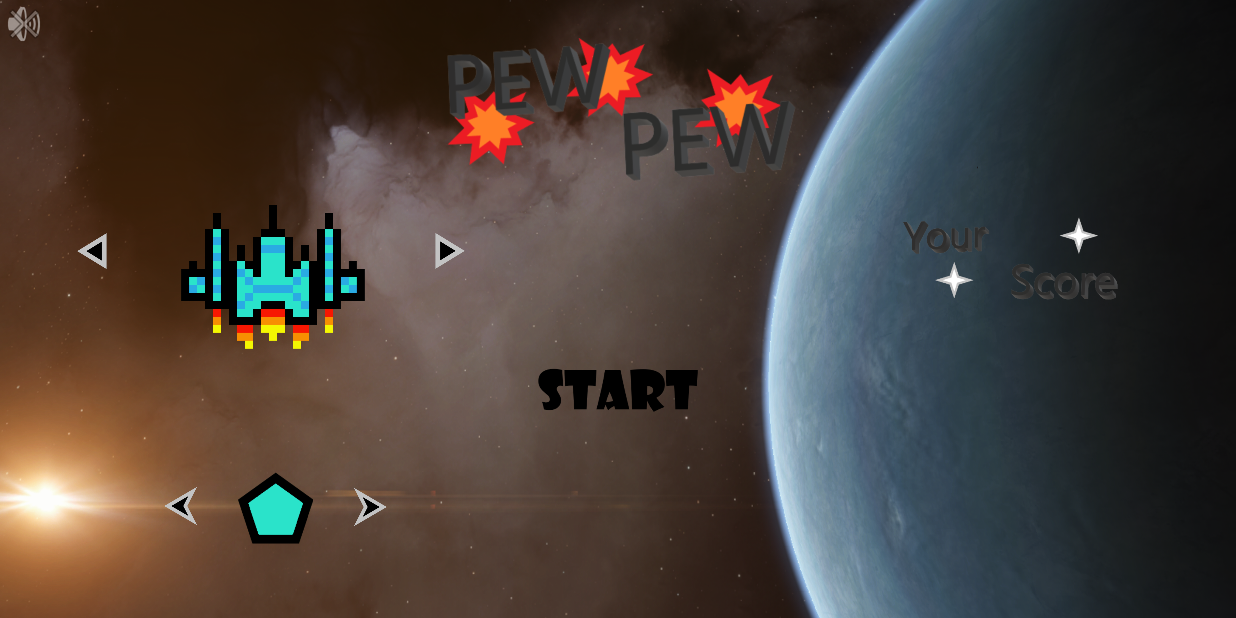
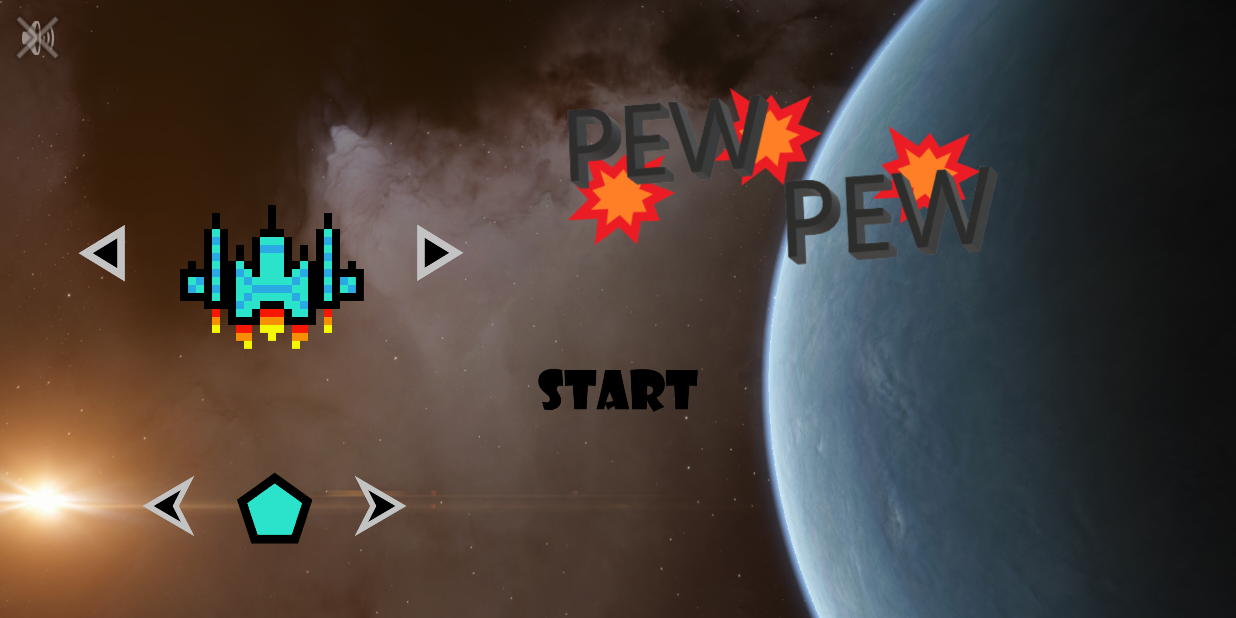
Before and after one commit to FuriusNakar/InfoProject, an Android app: the screen it shows after launch (PewPewActivity), on a phone screen of 824 x 412 dp (held sideways). Run offline under Robolectric (Android 15) with nearby library versions, the light colour scheme and no system bars.

Commit message:
Boss HP fix + start_screen.xml buttons rescale

```diff
--- a/app/src/main/java/com/example/infoproject/Boss.kt
+++ b/app/src/main/java/com/example/infoproject/Boss.kt
@@ -9,7 +9,7 @@ import android.graphics.RectF
 class Boss(context : Context, private val ScreenX : Int, private val ScreenY : Int, ligne : Int, typeboss : Int, vieMulti : Int) {
 
 
-    var vie = 25 * vieMulti
+    var vie = 25 + 10 * vieMulti
     val largeur = ScreenY / 6f
     val hauteur = ScreenY / 6f
 
@@ -45,21 +45,22 @@ class Boss(context : Context, private val ScreenX : Int, private val ScreenY : I
 
     var signOffset = -1
 
-    var ligneShoot = 6
     var isShooting = false
-    var ligneWhereShot = ligneShoot
+    var ligneWhereShot = 0
 
     fun update(fps : Long){
         isShooting = false
         if (vie > 0){
-            if (position.top > ligneShoot * ScreenY / 11f - 2f * hauteur / 3f && position.bottom < ligneShoot * ScreenY / 11f + 2f * hauteur / 3f) {
-                ligneWhereShot = ligneShoot
-                var newLigneShoot = (2..8).random()
-                while (ligneShoot == newLigneShoot){
-                    newLigneShoot = (2..8).random()
+            for(ligneShoot in 2..8){
+                if (position.top > ligneShoot * ScreenY / 11f - 2f * hauteur / 3f && position.bottom < ligneShoot * ScreenY / 11f + 2f * hauteur / 3f) {
+                    ligneWhereShot = ligneShoot
+                    //var newLigneShoot = (2..8).random()
+                    //while (ligneShoot == newLigneShoot){
+                    //    newLigneShoot = (2..8).random()
+                    //}
+                    isShooting = true
+                    //ligneShoot = newLigneShoot
                 }
-                isShooting = true
-                ligneShoot = newLigneShoot
             }
             if (position.top < 1f * ScreenY / 11f || position.bottom > 9f * ScreenY / 11f ){
                 if(position.left <= 7f * ScreenX / 10f){
--- a/app/src/main/res/layout/start_screen.xml
+++ b/app/src/main/res/layout/start_screen.xml
@@ -11,8 +11,8 @@
 
     <Button
         android:id="@+id/previous_shiptype"
-        android:layout_width="25dp"
-        android:layout_height="25dp"
+        android:layout_width="40dp"
+        android:layout_height="40dp"
         android:layout_marginStart="50dp"
         android:layout_marginLeft="50dp"
         android:background="#00FFFFFF"
@@ -25,8 +25,8 @@
 
     <Button
         android:id="@+id/previous_shipcolor"
-        android:layout_width="25dp"
-        android:layout_height="25dp"
+        android:layout_width="40dp"
+        android:layout_height="40dp"
         android:layout_marginEnd="25dp"
         android:layout_marginRight="25dp"
         android:background="#00FFFFFF"
@@ -39,8 +39,8 @@
 
     <Button
         android:id="@+id/next_shipcolor"
-        android:layout_width="25dp"
-        android:layout_height="25dp"
+        android:layout_width="40dp"
+        android:layout_height="40dp"
         android:layout_marginStart="25dp"
         android:layout_marginLeft="25dp"
         android:background="#00FFFFFF"
@@ -53,8 +53,8 @@
 
     <Button
         android:id="@+id/next_shiptype"
-        android:layout_width="25dp"
-        android:layout_height="25dp"
+        android:layout_width="40dp"
+        android:layout_height="40dp"
         android:layout_marginEnd="50dp"
         android:layout_marginRight="50dp"
         android:background="#00FFFFFF"
@@ -110,44 +110,19 @@
 
     <ImageView
         android:id="@+id/title_png"
-        android:layout_width="250dp"
-        android:layout_height="100dp"
-        android:layout_marginTop="25dp"
+        android:layout_width="309dp"
+        android:layout_height="137dp"
+        android:layout_marginTop="52dp"
         app:layout_constraintEnd_toEndOf="parent"
+        app:layout_constraintHorizontal_bias="0.708"
         app:layout_constraintStart_toStartOf="parent"
         app:layout_constraintTop_toTopOf="parent"
         app:srcCompat="@drawable/pewpew_title" />
 
-    <ImageView
-        android:id="@+id/score_png"
-        android:layout_width="150dp"
-        android:layout_height="80dp"
-        android:layout_marginEnd="75dp"
-        android:layout_marginRight="75dp"
-        app:layout_constraintBottom_toBottomOf="parent"
-        app:layout_constraintEnd_toEndOf="parent"
-        app:layout_constraintTop_toTopOf="parent"
-        app:layout_constraintVertical_bias="0.4"
-        app:srcCompat="@drawable/score_png" />
-
-    <TextView
-        android:id="@+id/score_txt"
-        android:layout_width="150dp"
-        android:layout_height="20dp"
-        android:layout_marginTop="25dp"
-        android:gravity="center"
-        android:scaleX="1"
-        android:textAllCaps="false"
-        android:textColor="@color/white"
-        android:textStyle="bold"
-        app:layout_constraintEnd_toEndOf="@+id/score_png"
-        app:layout_constraintStart_toStartOf="@+id/score_png"
-        app:layout_constraintTop_toBottomOf="@+id/score_png" />
-
     <ImageButton
         android:id="@+id/stopButton"
-        android:layout_width="wrap_content"
-        android:layout_height="wrap_content"
+        android:layout_width="50dp"
+        android:layout_height="50dp"
         android:alpha="0"
         android:background="#00FFFFFF"
         android:onClick="stopSound"
@@ -157,8 +132,8 @@
 
     <ImageButton
         android:id="@+id/playButton"
-        android:layout_width="wrap_content"
-        android:layout_height="wrap_content"
+        android:layout_width="50dp"
+        android:layout_height="50dp"
         android:alpha="0.5"
         android:background="#00FFFFFF"
         android:foreground="@android:drawable/ic_menu_close_clear_cancel"
```
